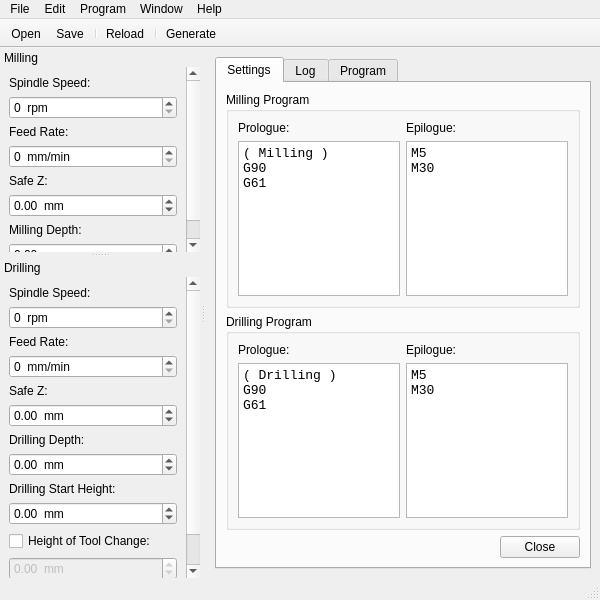
Before: the Qt Designer form src/mainwindow.ui in vdm-dev/StepCAM, drawn with Qt 5.
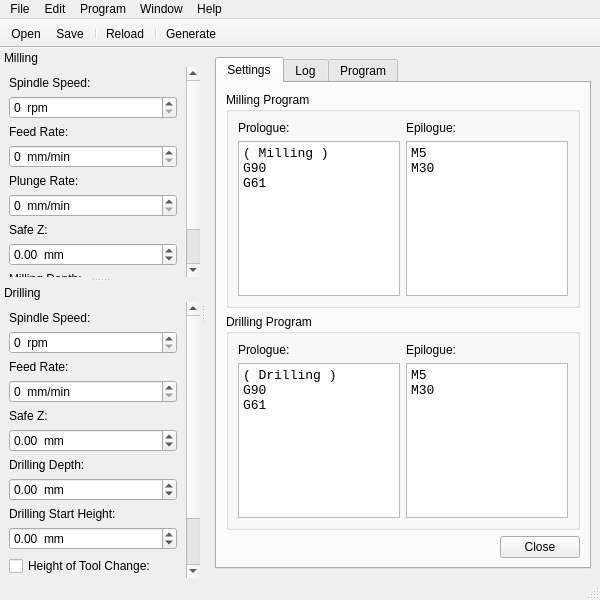
After: the same form once the commit is applied. Icons and pictures are not drawn.

Commit message: Added "Plunge Rate" option

```diff
--- a/src/mainwindow.ui
+++ b/src/mainwindow.ui
@@ -381,7 +381,7 @@
           <x>0</x>
           <y>0</y>
           <width>183</width>
-          <height>198</height>
+          <height>243</height>
          </rect>
         </property>
         <layout class="QVBoxLayout" name="verticalLayout_7">
@@ -431,6 +431,29 @@
            </property>
           </widget>
          </item>
+         <item>
+          <widget class="QLabel" name="_labelMillingPlungeRate">
+           <property name="text">
+            <string>Plunge Rate:</string>
+           </property>
+          </widget>
+         </item>
+         <item>
+          <widget class="QSpinBox" name="_editMillingPlungeRate">
+           <property name="focusPolicy">
+            <enum>Qt::StrongFocus</enum>
+           </property>
+           <property name="suffix">
+            <string>  mm/min</string>
+           </property>
+           <property name="minimum">
+            <number>0</number>
+           </property>
+           <property name="maximum">
+            <number>1000000</number>
+           </property>
+          </widget>
+         </item>
          <item>
           <widget class="QLabel" name="_labelMillingSafeZ">
            <property name="text">
```
The commit also changes 4 other files.
